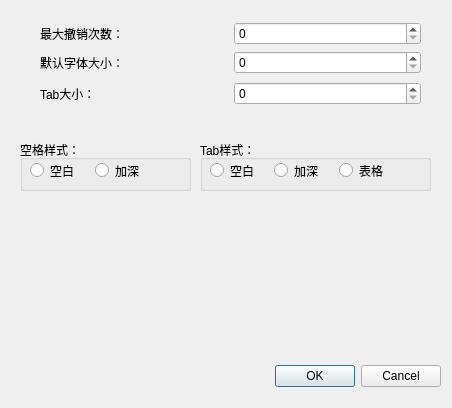
First picture: the form in settingdlg.ui, repository DiscreteTom/MiniWord, before the edit.
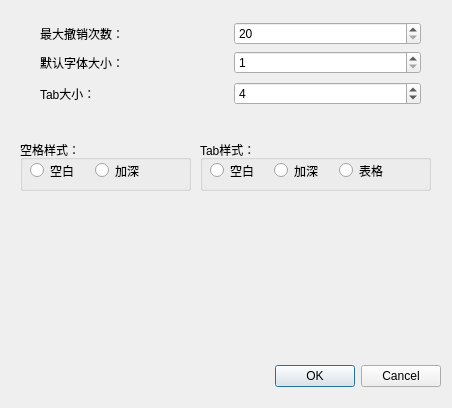
Second picture: the form after the edit.

What changed in the file:
```diff
--- a/settingdlg.ui
+++ b/settingdlg.ui
@@ -135,7 +135,7 @@
    <zorder>tabStyle3Rdo</zorder>
    <zorder></zorder>
   </widget>
-  <widget class="QWidget" name="">
+  <widget class="QWidget" name="layoutWidget">
    <property name="geometry">
     <rect>
      <x>40</x>
@@ -157,7 +157,11 @@
          </widget>
         </item>
         <item>
-         <widget class="QSpinBox" name="maxUndoTimeSb"/>
+         <widget class="QSpinBox" name="maxUndoTimeSb">
+          <property name="minimum">
+           <number>20</number>
+          </property>
+         </widget>
         </item>
        </layout>
       </item>
@@ -171,7 +175,14 @@
          </widget>
         </item>
         <item>
-         <widget class="QSpinBox" name="defaultFontSizeSb"/>
+         <widget class="QSpinBox" name="defaultFontSizeSb">
+          <property name="minimum">
+           <number>1</number>
+          </property>
+          <property name="maximum">
+           <number>9</number>
+          </property>
+         </widget>
         </item>
        </layout>
       </item>
@@ -187,7 +198,17 @@
        </widget>
       </item>
       <item>
-       <widget class="QSpinBox" name="tabSizeSb"/>
+       <widget class="QSpinBox" name="tabSizeSb">
+        <property name="minimum">
+         <number>2</number>
+        </property>
+        <property name="maximum">
+         <number>16</number>
+        </property>
+        <property name="value">
+         <number>4</number>
+        </property>
+       </widget>
       </item>
      </layout>
     </item>
```
Left out of the diff: 21 changed lines with no effect on the pictures.
